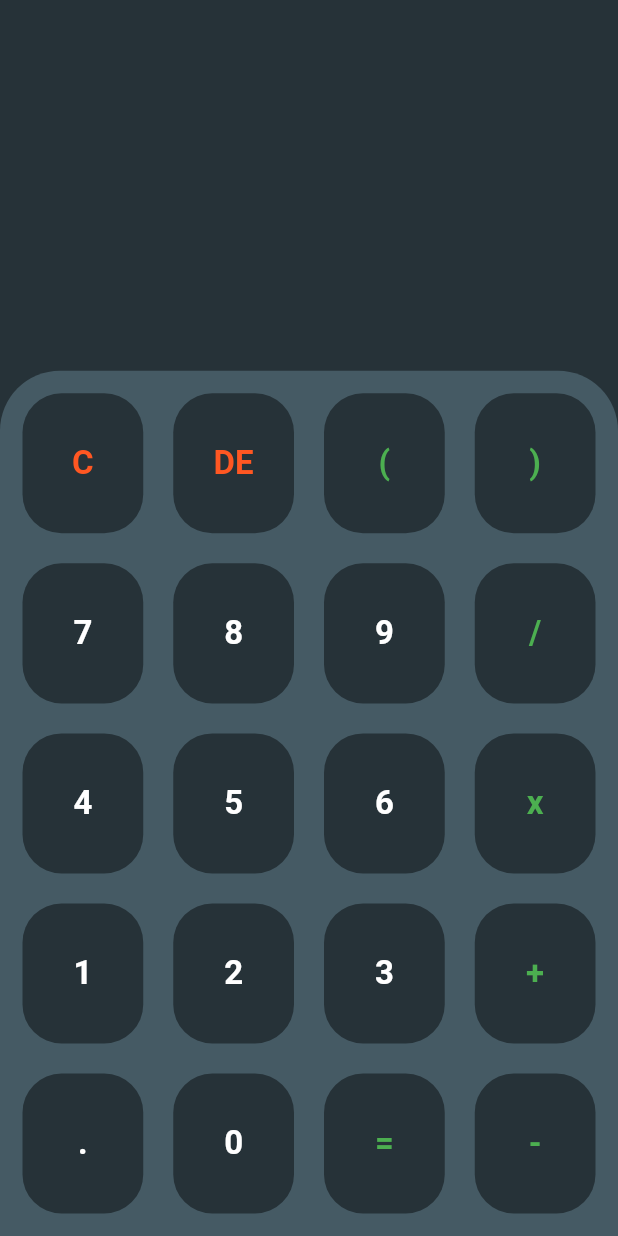
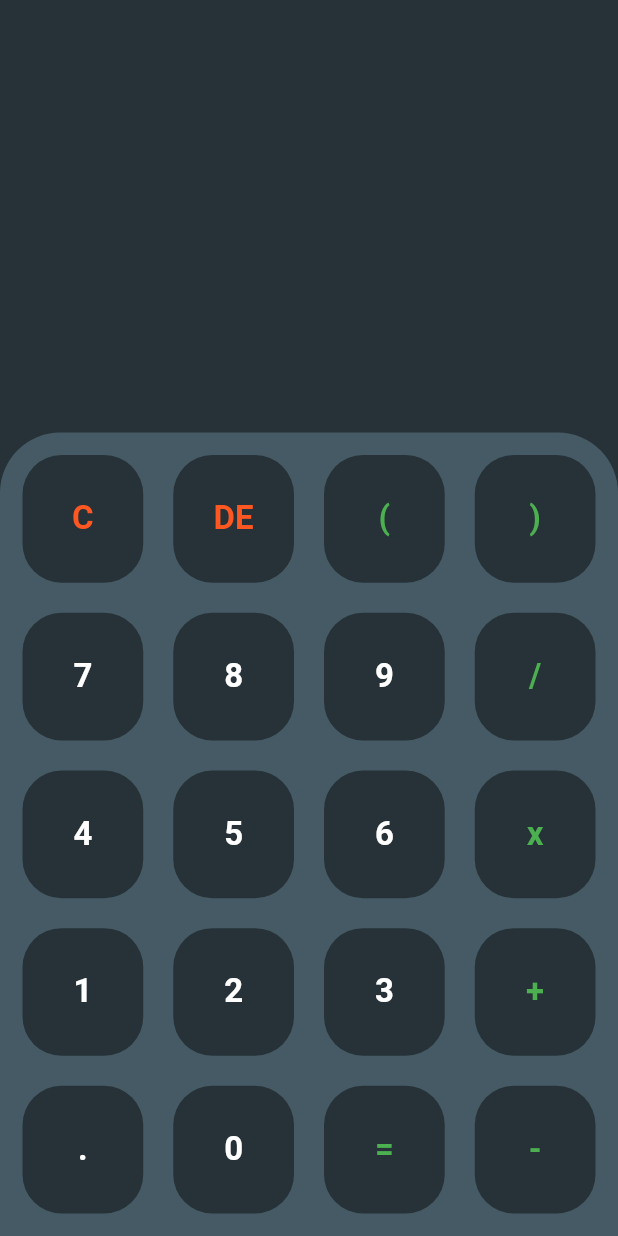
Before and after one commit to AmirrezaChegini/calculator_app, a Flutter app: the screen it shows after launch, on a phone screen of 412 x 824 dp. Run offline on Flutter 3.47's test engine with Material 2 defaults, Android fonts, the phone set to English and light mode, and no system bars; our stand-ins replace math_expressions.

Commit message:
version 1.1

```diff
--- a/lib/data/constant.dart
+++ b/lib/data/constant.dart
@@ -1,7 +1,6 @@
 import 'package:flutter/material.dart';
 
 //colors
-
 Color white = Colors.white;
 Color black = Colors.black;
 Color blueGrey700 = Color(0xff455A64);
--- a/lib/main_application.dart
+++ b/lib/main_application.dart
@@ -26,7 +26,7 @@ class _MainApplicationState extends State<MainApplication> {
       child: Column(
         children: [
           Expanded(
-            flex: 30,
+            flex: 35,
             child: Container(
               width: double.infinity,
               padding: EdgeInsets.symmetric(horizontal: 10),
@@ -37,7 +37,7 @@ class _MainApplicationState extends State<MainApplication> {
             ),
           ),
           Expanded(
-            flex: 70,
+            flex: 65,
             child: Container(
                 padding: EdgeInsets.all(5),
                 decoration: BoxDecoration(
@@ -65,18 +65,19 @@ class _MainApplicationState extends State<MainApplication> {
   Widget _getTexts() {
     return Column(
       crossAxisAlignment: CrossAxisAlignment.end,
-      mainAxisAlignment: MainAxisAlignment.center,
+      mainAxisAlignment: MainAxisAlignment.end,
       children: [
         Text(
           exp,
-          style: TextStyle(color: white, fontSize: 24),
+          style: TextStyle(color: white, fontSize: 26),
         ),
         SizedBox(height: 10),
         Text(
           result,
           style: TextStyle(
-              color: white, fontSize: 30, fontWeight: FontWeight.bold),
+              color: white, fontSize: 36, fontWeight: FontWeight.bold),
         ),
+        SizedBox(height: 20),
       ],
     );
   }
@@ -94,7 +95,7 @@ class _MainApplicationState extends State<MainApplication> {
                 child: Text(t1),
                 style: TextButton.styleFrom(
                   backgroundColor: blueGrey900,
-                  primary: getTextColor(t1),
+                  foregroundColor: getTextColor(t1),
                   shape: RoundedRectangleBorder(
                     borderRadius: BorderRadius.circular(26),
                   ),
@@ -114,7 +115,7 @@ class _MainApplicationState extends State<MainApplication> {
                 child: Text(t2),
                 style: TextButton.styleFrom(
                   backgroundColor: blueGrey900,
-                  primary: getTextColor(t2),
+                  foregroundColor: getTextColor(t2),
                   shape: RoundedRectangleBorder(
                     borderRadius: BorderRadius.circular(26),
                   ),
@@ -134,7 +135,7 @@ class _MainApplicationState extends State<MainApplication> {
                 child: Text(t3),
                 style: TextButton.styleFrom(
                   backgroundColor: blueGrey900,
-                  primary: getTextColor(t3),
+                  foregroundColor: getTextColor(t3),
                   shape: RoundedRectangleBorder(
                     borderRadius: BorderRadius.circular(26),
                   ),
@@ -154,7 +155,7 @@ class _MainApplicationState extends State<MainApplication> {
                 child: Text(t4),
                 style: TextButton.styleFrom(
                   backgroundColor: blueGrey900,
-                  primary: getTextColor(t4),
+                  foregroundColor: getTextColor(t4),
                   shape: RoundedRectangleBorder(
                     borderRadius: BorderRadius.circular(26),
                   ),
```
Also changed, not shown: pubspec.lock.
